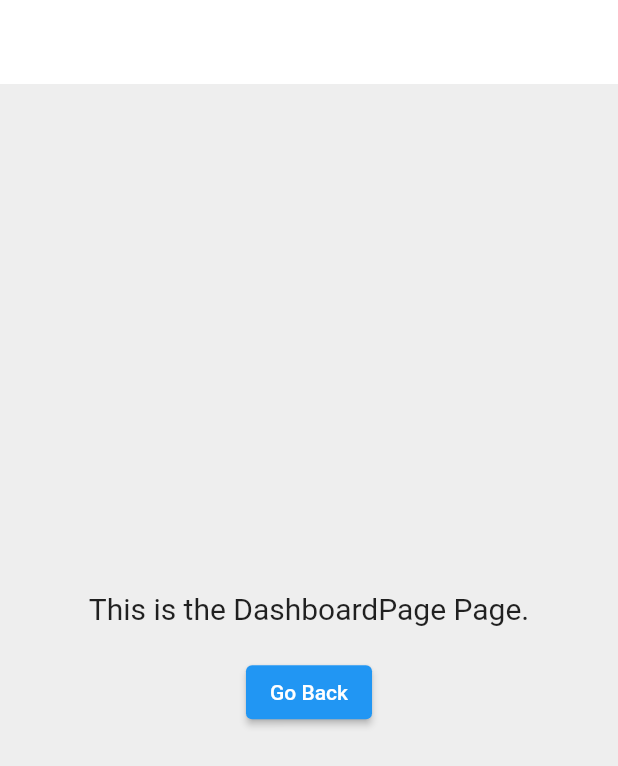
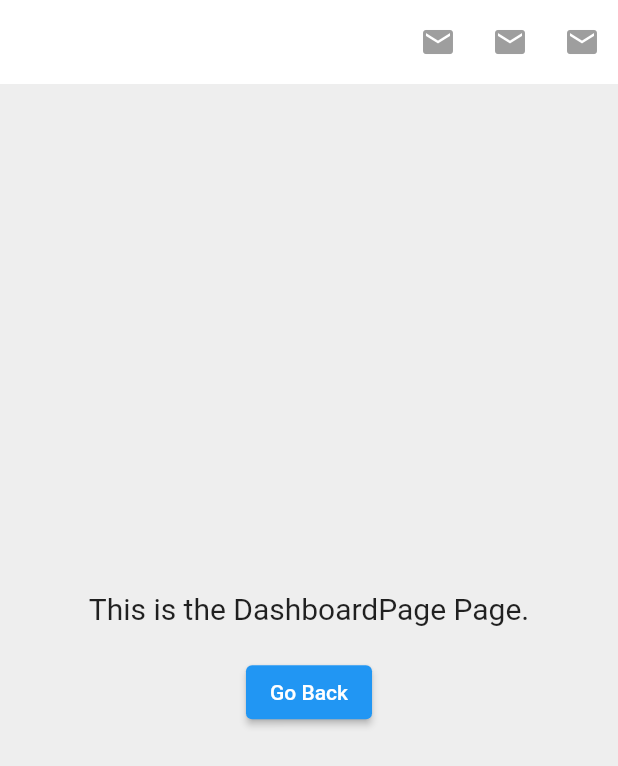
Before and after one commit to aamuzakii/arukari, a Flutter app: the DashboardPage screen opened by its route, on a phone screen of 412 x 824 dp. Shown: the top 766 px of the screen. Run offline on Flutter 3.47's test engine with Material 2 defaults, Android fonts, the phone set to English and light mode, and no system bars.

Commit message:
email icon grey

```diff
--- a/lib/widgets/navbar.dart
+++ b/lib/widgets/navbar.dart
@@ -16,19 +16,19 @@ class Navbar extends StatelessWidget implements PreferredSizeWidget {
             onPressed: () {
               // Handle the action for icon1
             },
-        ),
+            color: Colors.grey),
         IconButton(
             icon: const Icon(Icons.email),
             onPressed: () {
-            // Handle the action for icon2
+              // Handle the action for icon1
             },
-        ),
+            color: Colors.grey),
         IconButton(
             icon: const Icon(Icons.email),
             onPressed: () {
-            // Handle the action for icon3
+              // Handle the action for icon1
             },
-        ),
+            color: Colors.grey),
       ],
     );
   }
```
Lines whose indentation alone changed are shown as unchanged.
